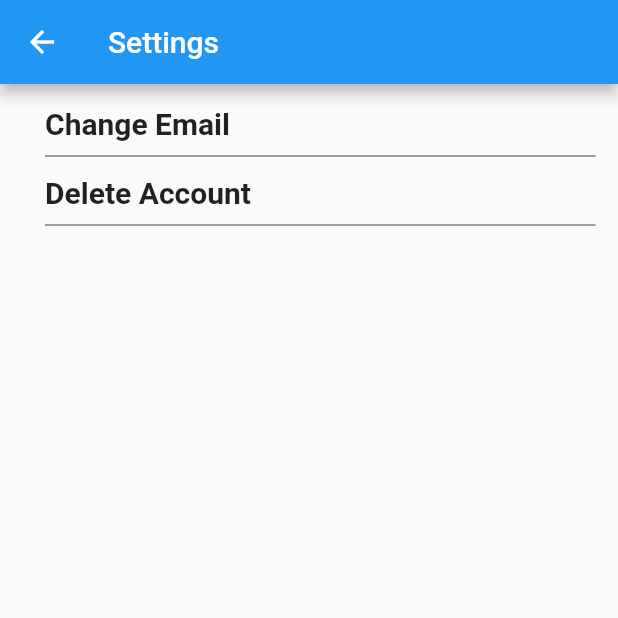
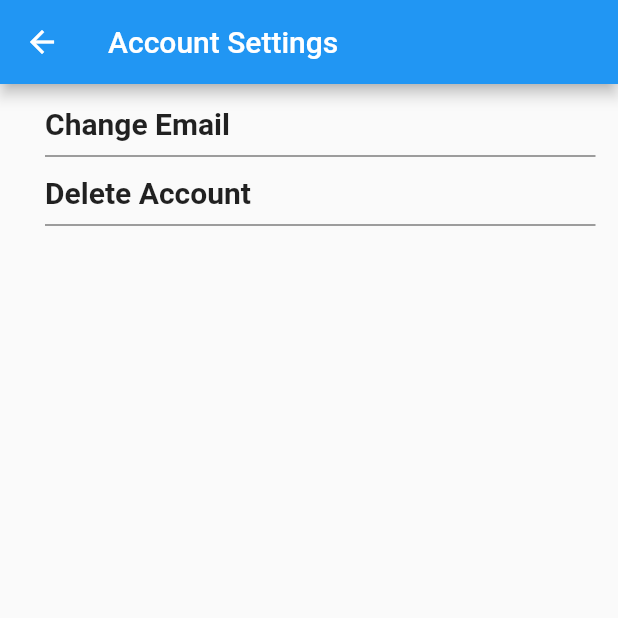
Before and after one commit to Festus1440/platebeacon_app, a Flutter app: the AccountSettingsDetails screen opened directly, on a phone screen of 412 x 824 dp, the top half of it. Run offline on Flutter 3.47's test engine with Material 2 defaults, Android fonts, the phone set to English and light mode, and no system bars; our stand-ins replace cloud_firestore, firebase_auth, google_maps_flutter, location; missing offline and left inert: flutter_polyline_points, google_map_polyline; accounts and stored records are empty.

Commit message:
made changes in settings.dart

```diff
--- a/lib/accountsettings.dart
+++ b/lib/accountsettings.dart
@@ -50,7 +50,7 @@ class _AccountDetailsState extends State<AccountSettingsDetails> {
     // TODO: implement build
     return Scaffold(
       appBar: AppBar(
-        title: Text("Settings"),
+        title: Text("Account Settings"),
       ),
       body: Container(
         child: Column(
--- a/lib/restaurantBottomBar/restaurantAccount.dart
+++ b/lib/restaurantBottomBar/restaurantAccount.dart
@@ -15,7 +15,7 @@ class RestaurantAccount extends StatelessWidget {
               ListTile(
                 //contentPadding: EdgeInsets.only(left: 15.0, right: 5.0, top: 5.0, bottom: 10.0,),
                 onTap: () {
-                  //Navigator.push(context, MaterialPageRoute(builder: (context) => RestaurantAccountDetails()));
+                  Navigator.push(context, MaterialPageRoute(builder: (context) => RestaurantAccountDetails()));
                 },
                 leading: Container(
                   width: 50,
```
